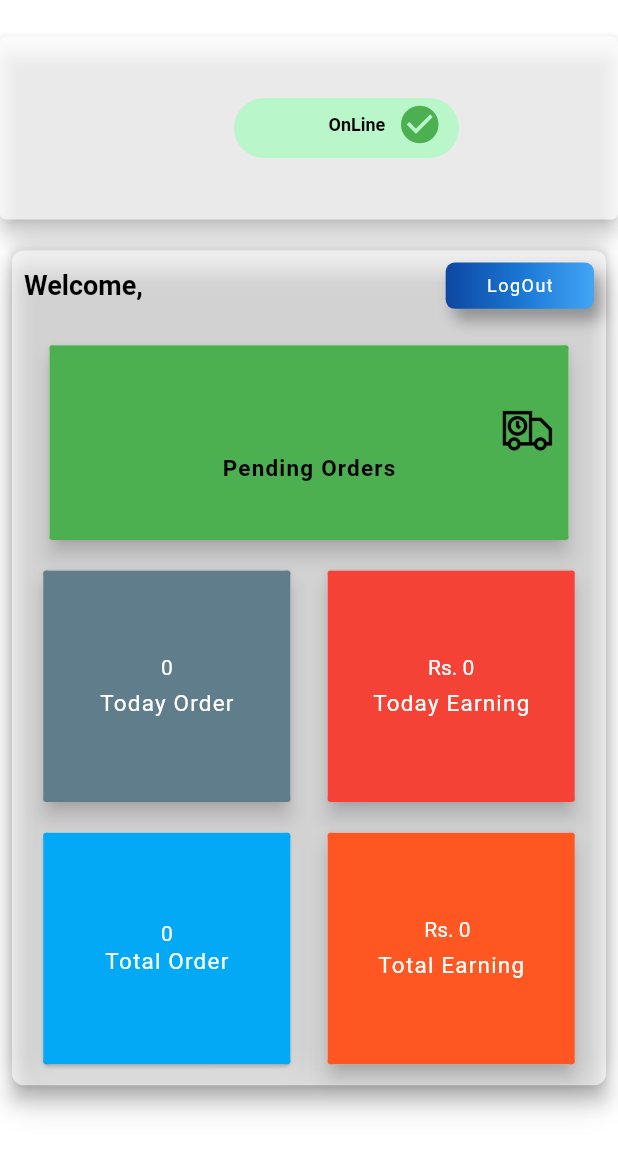
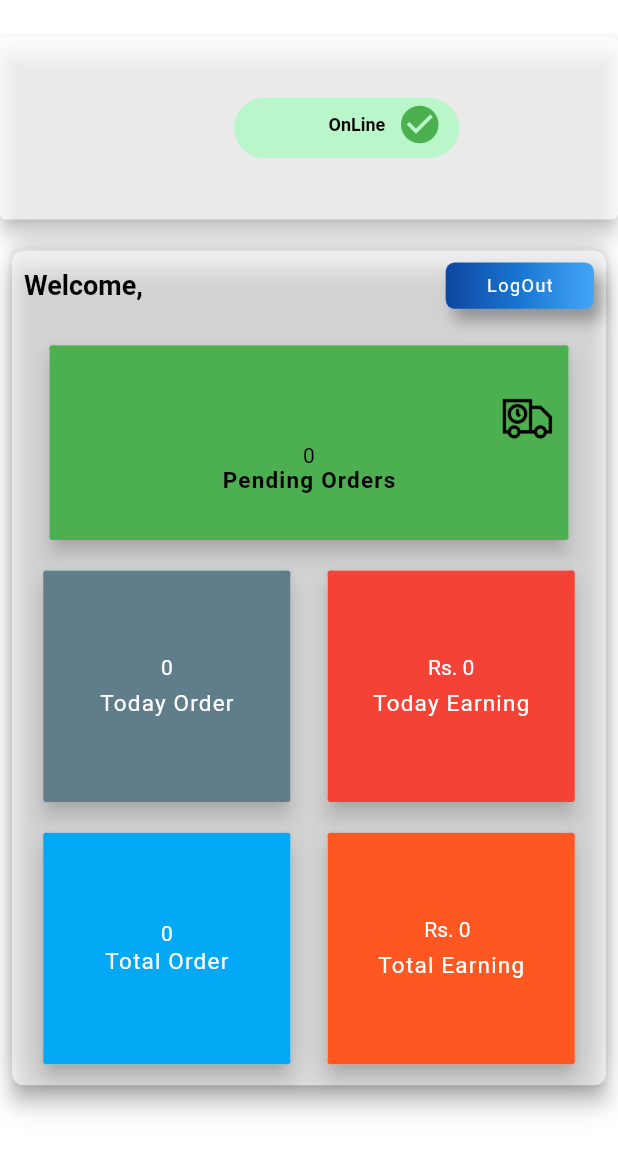
Before and after one commit to BijayJaishi/HalfWaiterAdmin, a Flutter app: the Dashboard screen opened directly with empty values, after a tap on "Offline", on a phone screen of 412 x 824 dp. Shown: the top 1153 px of the screen. Run offline on Flutter 3.47's test engine with Material 2 defaults, Android fonts, the phone set to English and light mode, and no system bars; our stand-ins replace bloc, dio, flutter_bloc, flutter_screenutil, fluttertoast, image_picker and 2 more; missing offline and left inert: back_button_interceptor; accounts and stored records are empty; network calls fail; Roboto replaces fonts that are missing (Poppins, Poppins-Bold, Poppins-bold).

```diff
--- a/lib/Dashboard/Dashboard.dart
+++ b/lib/Dashboard/Dashboard.dart
@@ -5,6 +5,7 @@ import 'package:flutter_bloc/flutter_bloc.dart';
 import 'package:flutter_screenutil/flutter_screenutil.dart';
 import 'package:fluttertoast/fluttertoast.dart';
 import 'package:halfwaiteradminapp/Login/login.dart';
+import 'package:halfwaiteradminapp/Model_Classes/PendingOrderModel.dart';
 import 'package:halfwaiteradminapp/Model_Classes/TodayEarningModel.dart';
 import 'package:halfwaiteradminapp/Model_Classes/TodayOrderModel.dart';
 import 'package:halfwaiteradminapp/Model_Classes/TotalEarningModel.dart';
@@ -28,6 +29,7 @@ class _DashboardState extends State<Dashboard> {
   var todayOrder = "0";
   var totalEarning = "0";
   var totalOrder = "0";
+  var pendingOrder ="0";
   bool toogleValue;
   String onValue;
   bool _isLoading;
@@ -43,6 +45,7 @@ class _DashboardState extends State<Dashboard> {
     _fetchTodayOrderItem(widget.id);
     _fetchTotalEarningItem(widget.id);
     _fetchTotalOrderItem(widget.id);
+    _fetchPendingOrderItem(widget.id);
   }
 
   @override
@@ -311,6 +314,15 @@ class _DashboardState extends State<Dashboard> {
                                     alignment: Alignment.center,
                                     child: Padding(
                                       padding: const EdgeInsets.only(
+                                          left: 5, right: 5),
+//                                          child: Image.asset('assets/images/attendance.png'),
+                                      child: Text(pendingOrder,style: TextStyle(color: Colors.black),),
+                                    ),
+                                  ),
+                                  Align(
+                                    alignment: Alignment.center,
+                                    child: Padding(
+                                      padding: const EdgeInsets.only(
                                            left: 5.0, right: 5.0),
                                       child: FittedBox(
                                         fit: BoxFit.scaleDown,
@@ -465,6 +477,7 @@ class _DashboardState extends State<Dashboard> {
                       children: <Widget>[
                         InkWell(
                           child: Card(
+                            elevation: 5,
                             child: Container(
                               width: ScreenUtil.getInstance().setWidth(300),
                               height: ScreenUtil.getInstance().setHeight(250),
@@ -482,12 +495,6 @@ class _DashboardState extends State<Dashboard> {
                                   ]),
                               child: Material(
                                 color: Colors.transparent,
-                                child: InkWell(
-//                                  splashColor: Colors.blue,
-                                  onTap: () {
-//                                    BlocProvider.of<NavigationBloc>(context)
-//                                        .add(NavigationEvents.AttendanceClickedEvent);
-                                  },
                                 child: Column(
                                   crossAxisAlignment: CrossAxisAlignment.center,
                                   mainAxisAlignment: MainAxisAlignment.center,
@@ -501,9 +508,6 @@ class _DashboardState extends State<Dashboard> {
                                       child: Text(totalOrder,style: TextStyle(color: Colors.white),),
                                       ),
                                     ),
-//                                          }
-//                                        }
-//                                    ),
 
                                     Align(
                                       alignment: Alignment.bottomCenter,
@@ -522,7 +526,6 @@ class _DashboardState extends State<Dashboard> {
                                       ),
                                     ),
                                   ],
-                                  ),
                                 ),
                               ),
                             ),
@@ -754,6 +757,19 @@ class _DashboardState extends State<Dashboard> {
 
     return totalOrder;
   }
+  _fetchPendingOrderItem(userId) async {
+    String dataURL =
+        "https://www.admin.halfwaiter.com/demo/api/request/pendingOrder?user_id=$userId";
+
+    http.Response response =
+    await http.get(dataURL, headers: {"x-api-key": r"Eprim@Res!"});
+    final pendingOrderList = pendingOrderModelFromJson(response.body);
+    setState(() {
+      pendingOrder = pendingOrderList.data;
+    });
+
+    return pendingOrder;
+  }
 
   void postData( String userId,String onValue) async {
     Map data = {
--- a/lib/Login/login.dart
+++ b/lib/Login/login.dart
@@ -94,7 +94,7 @@ class _MyAppState extends State<MyApp> {
                 alignment: Alignment.center,
                 decoration: new BoxDecoration(
                   image: DecorationImage(
-                      image: AssetImage("assets/images/logoOnlyHead.png"),
+                      image: AssetImage("assets/images/logoHead.png"),
                       fit: BoxFit.cover),
                 ),
               ),
```
Also changed, not shown: lib/Model_Classes/PendingOrderModel.dart (added, +33 -0 lines), assets/images/logoHead.png (renamed from assets/images/logoOnlyHead.png), 8 other files. Lines whose indentation alone changed are shown as unchanged.
